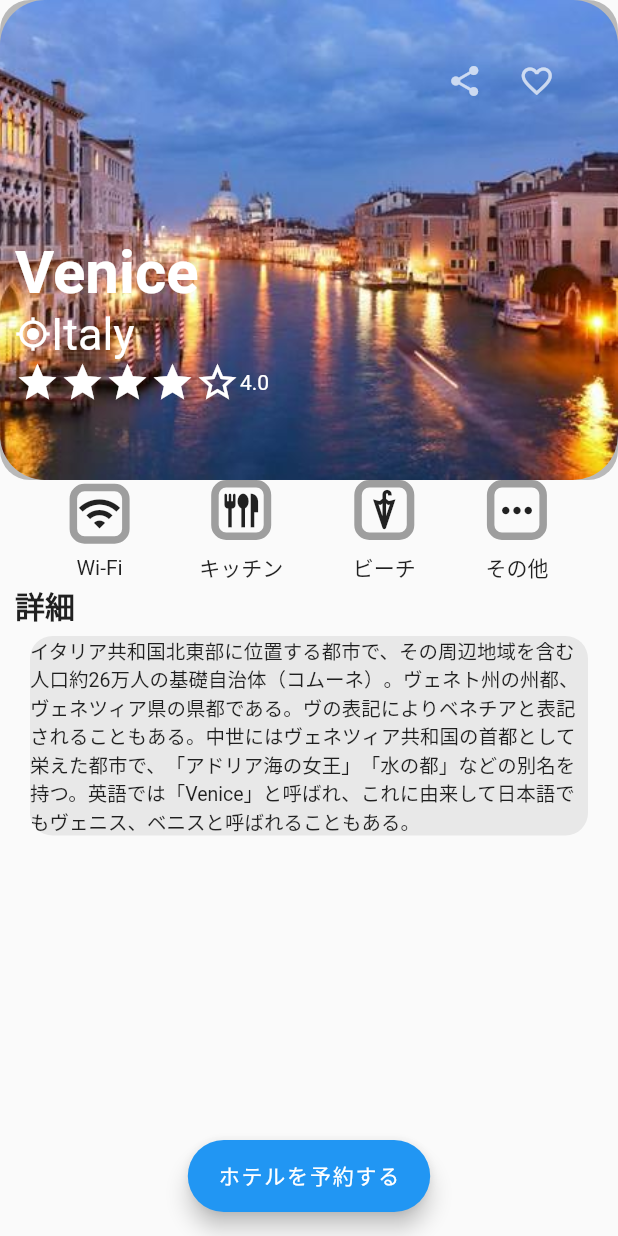
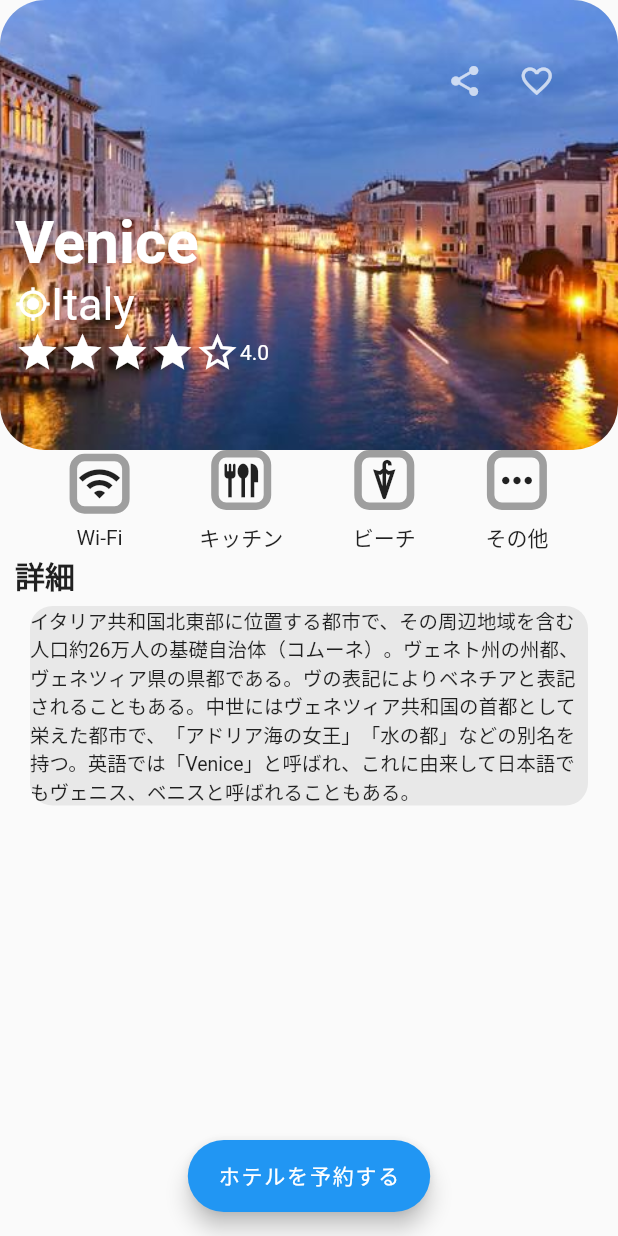
Before and after one commit to phillipsjun/flutter_tutorial, a Flutter app: the screen it shows after launch, on a phone screen of 412 x 824 dp. Run offline on Flutter 3.47's test engine with Material 2 defaults, Android fonts, the phone set to English and light mode, and no system bars.

Commit message:
Update main.dart

```diff
--- a/lib/main.dart
+++ b/lib/main.dart
@@ -39,11 +39,10 @@ class _MyHomePageState extends State<MyHomePage> {
                 Stack(
                   children: [
                     Container(
-                      height: 320,
+                      height: 300,
                       width: MediaQuery.of(context).size.width,
                       decoration: BoxDecoration(
-                        borderRadius: BorderRadius.circular(20),
-                        color: Colors.black26,
+                        borderRadius: BorderRadius.circular(30),
                       ),
                       child: ClipRRect(
                         borderRadius: BorderRadius.circular(30),
```
